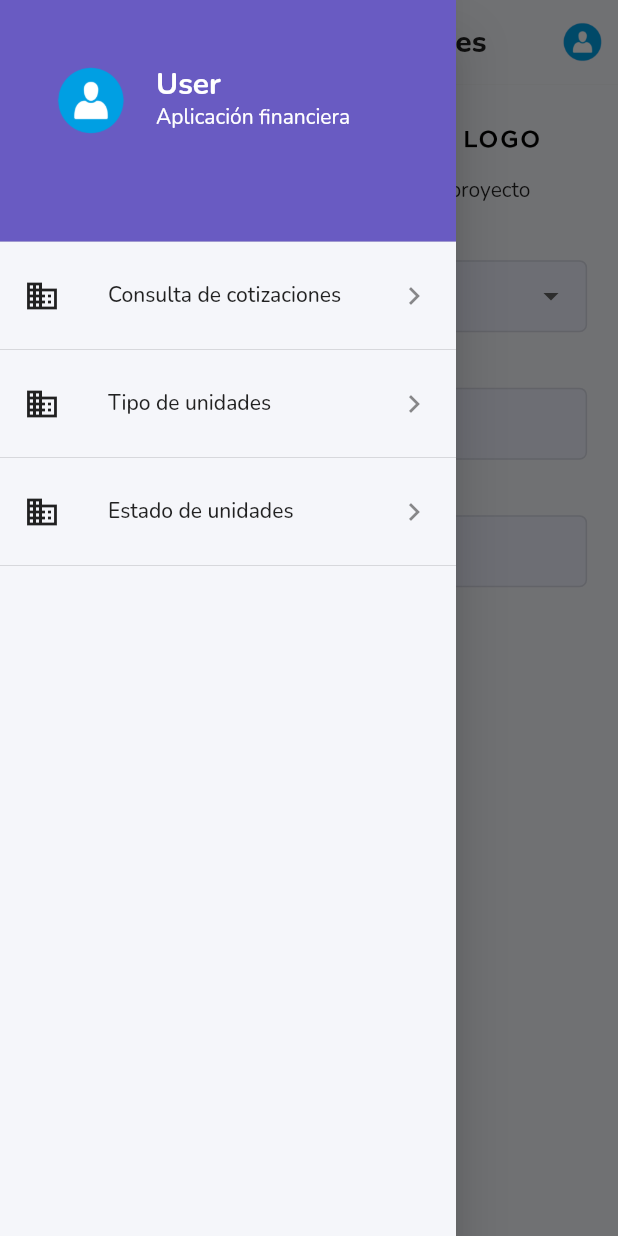
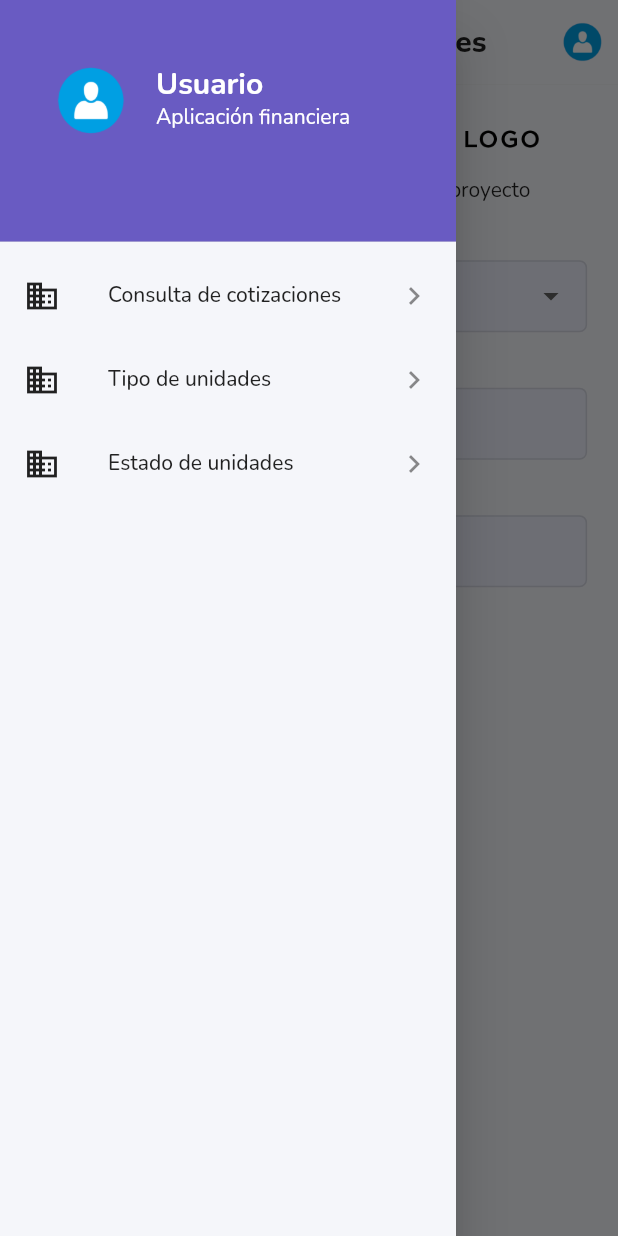
Before and after one commit to ichelescoga/finance-app, a Flutter app: the QuoteConsultPage screen opened by its route, with the side drawer open, on a phone screen of 412 x 824 dp. Run offline on Flutter 3.47's test engine with Material 2 defaults, Android fonts, the phone set to English and light mode, and no system bars; drawn by our look-alikes of flutter_easyloading; our stand-ins replace camera, easy_stepper, flutter_dotenv, flutter_riverpod, get, google_fonts and 3 more.

Commit message:
Chore profile and sidebarwidet refactred, now can be generated sidebar with list of items, accesible button from widget profile, | setup riverpod | set user in global state with riverpod

```diff
--- a/lib/data/models/user_model.dart
+++ b/lib/data/models/user_model.dart
@@ -1,14 +1,14 @@
 class User {
   // ! this should be changed
-  final String id;
-  final String email;
+  final String token;
+  final String name;
 
-  User({required this.id, required this.email});
+  User({required this.token, required this.name});
 
   factory User.fromJson(Map<String, dynamic> json) {
     return User(
-      id: json['token'],
-      email: json['message'],
+      token: json['token'],
+      name: json['message'],
     );
   }
 }
--- /dev/null
+++ b/lib/global_state/providers/user_provider_state.dart
@@ -0,0 +1,7 @@
+import 'package:developer_company/data/models/user_model.dart';
+import 'package:developer_company/global_state/notifiers/user_notifier.dart';
+import 'package:flutter_riverpod/flutter_riverpod.dart';
+
+var currentUser = UserNotifier(null);
+final userProvider =
+    StateNotifierProvider<UserNotifier, User?>((ref) => currentUser);
--- a/lib/main.dart
+++ b/lib/main.dart
@@ -4,6 +4,7 @@ import 'package:flutter/material.dart';
 import 'package:flutter/services.dart';
 import 'package:flutter_dotenv/flutter_dotenv.dart';
 import 'package:flutter_easyloading/flutter_easyloading.dart';
+import 'package:flutter_riverpod/flutter_riverpod.dart';
 import 'package:get/get.dart';
 import 'package:google_fonts/google_fonts.dart';
 
@@ -11,7 +12,7 @@ import 'shared/resources/colors.dart';
 
 Future<void> main() async{
   await dotenv.load();
-  runApp(const MyApp());
+  runApp(const ProviderScope(child: MyApp()));
 }
 class MyApp extends StatefulWidget {
   const MyApp({Key? key}) : super(key: key);
--- a/lib/views/quotes/pages/quote_consult_page.dart
+++ b/lib/views/quotes/pages/quote_consult_page.dart
@@ -1,4 +1,3 @@
-import 'package:developer_company/views/home/controllers/register_page_controller.dart';
 import 'package:developer_company/views/quotes/controllers/quote_consult_page_controller.dart';
 import 'package:developer_company/shared/resources/colors.dart';
 import 'package:developer_company/shared/resources/custom_style.dart';
@@ -6,11 +5,10 @@ import 'package:developer_company/shared/resources/dimensions.dart';
 import 'package:developer_company/shared/resources/strings.dart';
 import 'package:developer_company/shared/routhes/router_paths.dart';
 import 'package:developer_company/shared/utils/responsive.dart';
+import 'package:developer_company/widgets/sidebar_widget.dart';
 import 'package:flutter/material.dart';
 import 'package:get/get.dart';
-import 'package:flutter_easyloading/flutter_easyloading.dart';
 import 'package:intl/intl.dart';
-import 'package:percent_indicator/circular_percent_indicator.dart';
 
 class QuoteConsultPage extends StatefulWidget {
   const QuoteConsultPage({Key? key}) : super(key: key);
@@ -21,7 +19,26 @@ class QuoteConsultPage extends StatefulWidget {
 
 class _QuoteConsultPageState extends State<QuoteConsultPage> {
   final GlobalKey<ScaffoldState> scaffoldKey = GlobalKey<ScaffoldState>();
-  QuoteConsultPageController quoteConsultPageController = Get.put(QuoteConsultPageController());
+  QuoteConsultPageController quoteConsultPageController =
+      Get.put(QuoteConsultPageController());
+
+  final List<Map<String, dynamic>> sideBarList = [
+    {
+      'icon': Icons.business,
+      'title': 'Consulta de cotizaciones',
+      'route': RouterPaths.QUOTE_CONSULT_PAGE,
+    },
+    {
+      'icon': Icons.business,
+      'title': 'Tipo de unidades',
+      'route': RouterPaths.QUOTE_STATS_PAGE,
+    },
+    {
+      'icon': Icons.business,
+      'title': 'Estado de unidades',
+      'route': RouterPaths.QUOTE_UNIT_STATUS_PAGE,
+    },
+  ];
 
   final List<String> overviews = [
     "Semana actual",
@@ -35,11 +52,7 @@ class _QuoteConsultPageState extends State<QuoteConsultPage> {
     "Rendimiento Mes pasado",
   ];
 
-  final List<double> overviewPercentage = [
-    64,
-    40,
-    90
-  ];
+  final List<double> overviewPercentage = [64, 40, 90];
 
   final List<Color> overviewColors = [
     AppColors.mainColor,
@@ -55,9 +68,7 @@ class _QuoteConsultPageState extends State<QuoteConsultPage> {
     super.initState();
     quoteConsultPageController.startController();
     quoteConsultPageController.status.text = 'En planos';
-
   }
-
 
   @override
   Widget build(BuildContext context) {
@@ -79,24 +90,26 @@ class _QuoteConsultPageState extends State<QuoteConsultPage> {
                 }
               },
             ),
-            actions: [
-              createIconTopProfile()
-            ],
+            actions: [createIconTopProfile()],
             elevation: 0.25,
             backgroundColor: AppColors.BACKGROUND,
-            title: Text(
+            title: const Text(
               'Consulta de Cotizaciones',
-              style: const TextStyle(
+              style: TextStyle(
                 color: Colors.black87,
                 fontWeight: FontWeight.w800,
               ),
             ),
           ),
-          drawer: createDrawer(),
+          drawer: SideBarWidget(
+            listTiles: sideBarList,
+            onPressedProfile: () => Get.back(),
+          ),
           body: SingleChildScrollView(
             physics: const BouncingScrollPhysics(),
             child: Padding(
-              padding: EdgeInsets.only(left: responsive.wp(5), right: responsive.wp(5)),
+              padding: EdgeInsets.only(
+                  left: responsive.wp(5), right: responsive.wp(5)),
               child: Column(
                 crossAxisAlignment: CrossAxisAlignment.start,
                 children: [
@@ -113,7 +126,9 @@ class _QuoteConsultPageState extends State<QuoteConsultPage> {
                           Text('Logo Desarrollador')
                         ],
                       ),
-                      SizedBox(width: responsive.wp(10)), // Add spacing between the images
+                      SizedBox(
+                          width: responsive
+                              .wp(10)), // Add spacing between the images
                       Column(
                         children: [
                           Image.asset(
@@ -212,7 +227,8 @@ class _QuoteConsultPageState extends State<QuoteConsultPage> {
                       );
                       if (date != null) {
                         final formattedDate = DateFormat.yMd().format(date);
-                        quoteConsultPageController.dateStart.text = formattedDate;
+                        quoteConsultPageController.dateStart.text =
+                            formattedDate;
                       }
                     },
                     child: AbsorbPointer(
@@ -227,7 +243,8 @@ class _QuoteConsultPageState extends State<QuoteConsultPage> {
                         },
                         decoration: InputDecoration(
                           hintText: "Fecha inicial",
-                          contentPadding: const EdgeInsets.symmetric(vertical: 10.0, horizontal: 10.0),
+                          contentPadding: const EdgeInsets.symmetric(
+                              vertical: 10.0, horizontal: 10.0),
                           labelStyle: CustomStyle.textStyle,
                           filled: true,
                           fillColor: AppColors.lightColor,
@@ -274,7 +291,8 @@ class _QuoteConsultPageState extends State<QuoteConsultPage> {
                         },
                         decoration: InputDecoration(
                           hintText: "Fecha final",
-                          contentPadding: const EdgeInsets.symmetric(vertical: 10.0, horizontal: 10.0),
+                          contentPadding: const EdgeInsets.symmetric(
+                              vertical: 10.0, horizontal: 10.0),
                           labelStyle: CustomStyle.textStyle,
                           filled: true,
                           fillColor: AppColors.lightColor,
@@ -296,18 +314,19 @@ class _QuoteConsultPageState extends State<QuoteConsultPage> {
                       style: TextStyle(
                           color: Colors.black,
                           fontSize: responsive.dp(1.8),
-                        fontWeight: FontWeight.w600
-                      ),
+                          fontWeight: FontWeight.w600),
                     ),
                   ),
                   const SizedBox(height: Dimensions.heightSize),
                   Container(
                     height: responsive.hp(30),
                     child: ListView.builder(
-                      itemCount: quoteConsultPageController.executivesName.length,
+                      itemCount:
+                          quoteConsultPageController.executivesName.length,
                       itemBuilder: (context, index) {
                         return ListTile(
-                          title: Text(' \u2022 ${quoteConsultPageController.executivesName[index]}'),
+                          title: Text(
+                              ' \u2022 ${quoteConsultPageController.executivesName[index]}'),
                         );
                       },
                     ),
@@ -328,110 +347,108 @@ class _QuoteConsultPageState extends State<QuoteConsultPage> {
     return IconButton(
       icon: ClipRRect(
         borderRadius: BorderRadius.circular(60.0),
-        child:Image.asset(
+        child: Image.asset(
           'assets/icondef.png',
         ),
       ),
-      onPressed: () {
-
-      },
+      onPressed: () {},
     );
   }
 
-  Widget createDrawer() {
-    return Drawer(
-      child: Container(
-        color: AppColors.BACKGROUND,
-        child: ListView(
-          padding: EdgeInsets.zero,
-          children: <Widget>[
-            DrawerHeader(
-              child: profileWidget(),
-              decoration: const BoxDecoration(
-                color: AppColors.mainColor,
-              ),
-            ),
-            ListTile(
-              leading: const Icon(
-                Icons.business,
-                color: Colors.black87,
-              ),
-              title: const Text(
-                "Consulta de cotizaciones",
-              ),
-              onTap: () {
-                Get.offNamed(RouterPaths.QUOTE_CONSULT_PAGE);
-              },
-              trailing: const Icon(Icons.keyboard_arrow_right),
-            ),
-            const Divider(),
-            ListTile(
-              leading: const Icon(
-                Icons.business,
-                color: Colors.black87,
-              ),
-              title: const Text(
-                "Tipo de unidades",
-              ),
-              onTap: () {
-                Get.offNamed(RouterPaths.QUOTE_STATS_PAGE);
-              },
-              trailing: const Icon(Icons.keyboard_arrow_right),
-            ),
-            const Divider(),
-            ListTile(
-              leading: const Icon(
-                Icons.business,
-                color: Colors.black87,
-              ),
-              title: const Text(
-                "Estado de unidades",
-              ),
-              onTap: () {
-                Get.offNamed(RouterPaths.QUOTE_UNIT_STATUS_PAGE);
-              },
-              trailing: const Icon(Icons.keyboard_arrow_right),
-            ),
-            const Divider(),
-          ],
-        ),
-      ),
-    );
-  }
+  // Widget createDrawer() {
+  //   return Drawer(
+  //     child: Container(
+  //       color: AppColors.BACKGROUND,
+  //       child: ListView(
+  //         padding: EdgeInsets.zero,
+  //         children: <Widget>[
+  //           DrawerHeader(
+  //             child: profileWidget(),
+  //             decoration: const BoxDecoration(
+  //               color: AppColors.mainColor,
+  //             ),
+  //           ),
+  //           ListTile(
+  //             leading: const Icon(
+  //               Icons.business,
+  //               color: Colors.black87,
+  //             ),
+  //             title: const Text(
+  //               "Consulta de cotizaciones",
+  //             ),
+  //             onTap: () {
+  //               Get.offNamed(RouterPaths.QUOTE_CONSULT_PAGE);
+  //             },
+  //             trailing: const Icon(Icons.keyboard_arrow_right),
+  //           ),
+  //           const Divider(),
+  //           ListTile(
+  //             leading: const Icon(
+  //               Icons.business,
+  //               color: Colors.black87,
+  //             ),
+  //             title: const Text(
+  //               "Tipo de unidades",
+  //             ),
+  //             onTap: () {
+  //               Get.offNamed(RouterPaths.QUOTE_STATS_PAGE);
+  //             },
+  //             trailing: const Icon(Icons.keyboard_arrow_right),
+  //           ),
+  //           const Divider(),
+  //           ListTile(
+  //             leading: const Icon(
+  //               Icons.business,
+  //               color: Colors.black87,
+  //             ),
+  //             title: const Text(
+  //               "Estado de unidades",
+  //             ),
+  //             onTap: () {
+  //               Get.offNamed(RouterPaths.QUOTE_UNIT_STATUS_PAGE);
+  //             },
+  //             trailing: const Icon(Icons.keyboard_arrow_right),
+  //           ),
+  //           const Divider(),
+  //         ],
+  //       ),
+  //     ),
+  //   );
+  // }
 
-  profileWidget() {
-    return InkWell(
-      onTap: () {
-        Get.back();
-        //actionToAccount(x, member);
-      },
-      child: Padding(
-        padding: const EdgeInsets.only(
-          top: 5 * 3,
-        ),
-        child: ListTile(
-          leading: ClipRRect(
-            borderRadius: BorderRadius.circular(60.0),
-            child: Image.asset(
-              'assets/icondef.png',
-            ),
-          ),
-          title: Text(
-            "User",
-            style: const TextStyle(
-                color: Colors.white,
-                fontSize: 20,
-                fontWeight: FontWeight.bold,
-                height: 1.1),
-          ),
-          subtitle: Text(
-            "${Strings.appName}",
-            style: const TextStyle(
-              color: Colors.white,
-            ),
-          ),
-        ),
-      ),
-    );
-  }
+  // profileWidget() {
+  //   return InkWell(
+  //     onTap: () {
+  //       Get.back();
+  //       //actionToAccount(x, member);
+  //     },
+  //     child: Padding(
+  //       padding: const EdgeInsets.only(
+  //         top: 5 * 3,
+  //       ),
+  //       child: ListTile(
+  //         leading: ClipRRect(
+  //           borderRadius: BorderRadius.circular(60.0),
+  //           child: Image.asset(
+  //             'assets/icondef.png',
+  //           ),
+  //         ),
+  //         title: Text(
+  //           "User",
+  //           style: const TextStyle(
+  //               color: Colors.white,
+  //               fontSize: 20,
+  //               fontWeight: FontWeight.bold,
+  //               height: 1.1),
+  //         ),
+  //         subtitle: Text(
+  //           "${Strings.appName}",
+  //           style: const TextStyle(
+  //             color: Colors.white,
+  //           ),
+  //         ),
+  //       ),
+  //     ),
+  //   );
+  // }
 }
--- /dev/null
+++ b/lib/widgets/profile_widget.dart
@@ -0,0 +1,59 @@
+import 'package:developer_company/data/models/user_model.dart';
+import 'package:developer_company/global_state/providers/user_provider_state.dart';
+import 'package:developer_company/shared/resources/colors.dart';
+import 'package:developer_company/shared/resources/strings.dart';
+import 'package:flutter/material.dart';
+import 'package:flutter_riverpod/flutter_riverpod.dart';
+
+class ProfileWidget extends ConsumerWidget {
+  final Function onPressedProfile;
+  // final Function onPressed;
+
+  const ProfileWidget({Key? key, required this.onPressedProfile})
+      : super(key: key);
+  @override
+  Widget build(BuildContext context, WidgetRef ref) {
+    User? user = ref.watch(userProvider);
+
+    print(user?.name);
+
+    return DrawerHeader(
+      decoration: const BoxDecoration(
+        color: AppColors.mainColor,
+      ),
+      child: InkWell(
+        onTap: () {
+          onPressedProfile();
+          //actionToAccount(x, member);
+        },
+        child: Padding(
+          padding: const EdgeInsets.only(
+            top: 5 * 3,
+          ),
+          child: ListTile(
+            leading: ClipRRect(
+              borderRadius: BorderRadius.circular(60.0),
+              child: Image.asset(
+                'assets/icondef.png',
+              ),
+            ),
+            title: Text(
+              user == null ? "Usuario" : user.name,
+              style: const TextStyle(
+                  color: Colors.white,
+                  fontSize: 20,
+                  fontWeight: FontWeight.bold,
+                  height: 1.1),
+            ),
+            subtitle: Text(
+              Strings.appName,
+              style: const TextStyle(
+                color: Colors.white,
+              ),
+            ),
+          ),
+        ),
+      ),
+    );
+  }
+}
--- /dev/null
+++ b/lib/widgets/sidebar_widget.dart
@@ -0,0 +1,49 @@
+import 'package:developer_company/shared/resources/colors.dart';
+import 'package:developer_company/widgets/profile_widget.dart';
+import 'package:flutter/material.dart';
+import 'package:get/get.dart';
+
+class SideBarWidget extends StatelessWidget {
+  final Function onPressedProfile;
+  final List<Map<String, dynamic>> listTiles;
+
+  const SideBarWidget(
+      {Key? key, required this.listTiles, required this.onPressedProfile})
+      : super(key: key);
+
+  @override
+  Widget build(BuildContext context) {
+    return Drawer(
+      child: Container(
+        color: AppColors.BACKGROUND,
+        child: ListView.builder(
+          padding: EdgeInsets.zero,
+          itemCount: listTiles.length + 1, // Add 1 for the DrawerHeader
+          itemBuilder: (context, index) {
+            if (index == 0) {
+              return ProfileWidget(
+                onPressedProfile: () => onPressedProfile(),
+              );
+            }
+
+            final tileData =
+                listTiles[index - 1]; // Subtract 1 for the DrawerHeader
+            return ListTile(
+              leading: Icon(
+                tileData['icon'],
+                color: Colors.black87,
+              ),
+              title: Text(
+                tileData['title'],
+              ),
+              onTap: () {
+                Get.toNamed(tileData['route']);
+              },
+              trailing: const Icon(Icons.keyboard_arrow_right),
+            );
+          },
+        ),
+      ),
+    );
+  }
+}
--- a/pubspec.yaml
+++ b/pubspec.yaml
@@ -25,6 +25,7 @@ dependencies:
   cupertino_icons: ^1.0.2
   http: ^1.1.0
   flutter_dotenv: ^5.1.0
+  flutter_riverpod: ^2.3.6
 
 dev_dependencies:
   flutter_test:
```
Also changed, not shown: lib/global_state/notifiers/user_notifier.dart (added, +10 -0 lines), lib/views/home/pages/dashboard_page.dart (+55 -110 lines), lib/views/home/pages/login_page.dart (+9 -6 lines), pubspec.lock.
